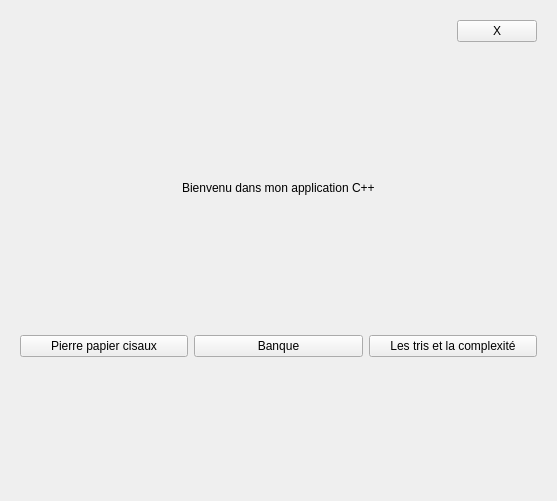
amelie-ort/Apexe, file sources/welcome_page/WelcomePage.ui: the form before one commit.
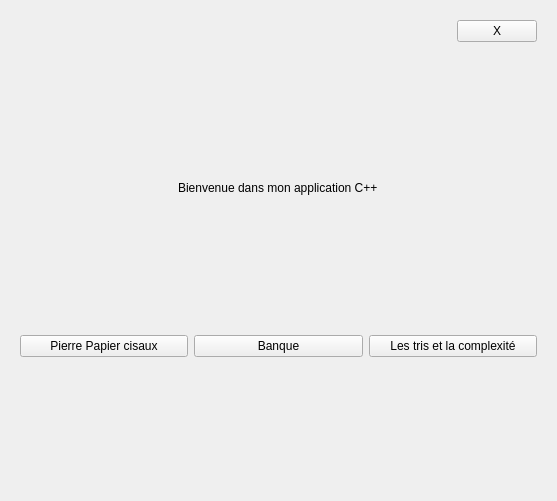
The form after the commit.

Diff of the .ui file:
```diff
--- a/sources/welcome_page/WelcomePage.ui
+++ b/sources/welcome_page/WelcomePage.ui
@@ -59,7 +59,7 @@
    <item alignment="Qt::AlignmentFlag::AlignHCenter">
     <widget class="QLabel" name="label">
      <property name="text">
-      <string>Bienvenu dans mon application C++</string>
+      <string>Bienvenue dans mon application C++</string>
      </property>
     </widget>
    </item>
@@ -82,7 +82,7 @@
       <item>
        <widget class="QPushButton" name="GameButton">
         <property name="text">
-         <string>Pierre papier cisaux</string>
+         <string>Pierre Papier cisaux</string>
         </property>
        </widget>
       </item>
```
